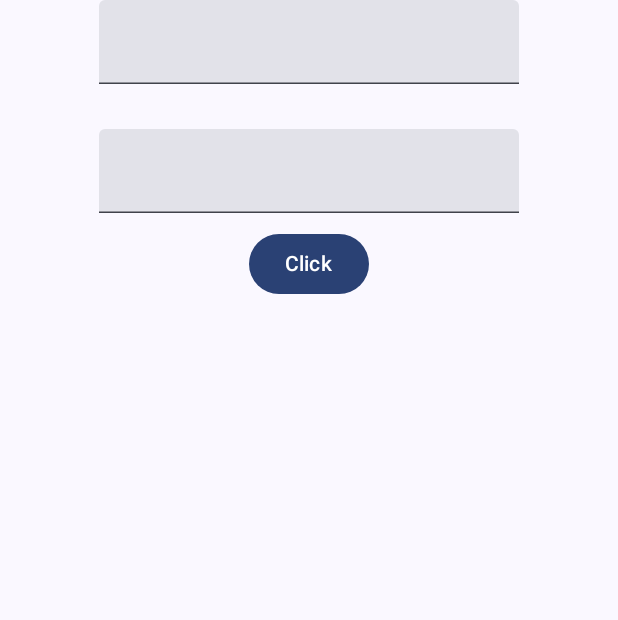
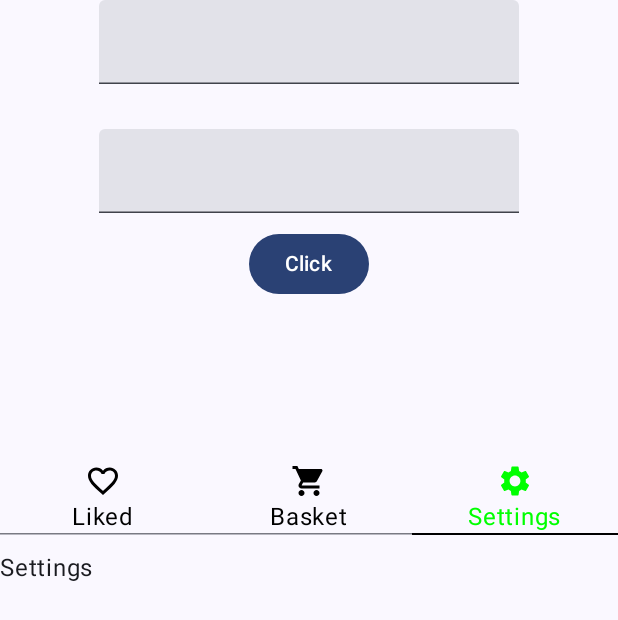
Before and after one commit to ulan-abikhan/retrofit-example, an Android app built with Jetpack Compose: the screen it shows after launch (MainActivity), on a phone screen of 412 x 824 dp. Shown: the top 620 px of the screen. Run offline under Robolectric (Android 15) with nearby library versions, the light colour scheme and no system bars; pictures from the network do not load.

Commit message:
TabRow with indicator

```diff
--- a/app/build.gradle.kts
+++ b/app/build.gradle.kts
@@ -58,7 +58,7 @@ dependencies {
     implementation("androidx.compose.ui:ui")
     implementation("androidx.compose.ui:ui-graphics")
     implementation("androidx.compose.ui:ui-tooling-preview")
-    implementation("androidx.compose.material3:material3")
+    implementation("androidx.compose.material3:material3:1.2.0")
     testImplementation("junit:junit:4.13.2")
     androidTestImplementation("androidx.test.ext:junit:1.1.5")
     androidTestImplementation("androidx.test.espresso:espresso-core:3.5.1")
--- a/app/src/main/AndroidManifest.xml
+++ b/app/src/main/AndroidManifest.xml
@@ -15,9 +15,8 @@
         android:theme="@style/Theme.RestApp"
         tools:targetApi="31">
         <activity
-            android:name=".MainActivity"
+            android:name=".ui.MainActivity"
             android:exported="true"
-            android:label="@string/app_name"
             android:theme="@style/Theme.RestApp">
             <intent-filter>
                 <action android:name="android.intent.action.MAIN" />
--- a/app/src/main/java/kz/udev/restapp/Constants.kt
+++ b/app/src/main/java/kz/udev/restapp/core/util/Constants.kt
@@ -1,4 +1,4 @@
-package kz.udev.restapp
+package kz.udev.restapp.core.util
 
 object Constants {
 
--- /dev/null
+++ b/app/src/main/java/kz/udev/restapp/data/remote/retofit/RetrofitInstance.kt
@@ -0,0 +1,69 @@
+package kz.udev.restapp.data.remote.retofit
+
+import kz.udev.restapp.core.util.Constants
+import kz.udev.restapp.data.remote.service.DummyService
+import okhttp3.OkHttpClient
+import okhttp3.logging.HttpLoggingInterceptor
+import retrofit2.Retrofit
+import retrofit2.converter.gson.GsonConverterFactory
+
+class RetrofitInstance {
+
+    private var retrofitInstance: Retrofit? = null
+
+    var dummyService: DummyService? = null
+        private set
+
+    init {
+        if (retrofitInstance == null || dummyService == null) {
+
+            val logging = HttpLoggingInterceptor()
+
+            logging.level = HttpLoggingInterceptor.Level.BODY
+
+            val client = OkHttpClient
+                .Builder()
+                .addInterceptor(logging)
+                .build()
+
+            retrofitInstance = Retrofit
+                .Builder()
+                .client(client)
+                .baseUrl(Constants.dummyJsonBaseUrl)
+                .addConverterFactory(GsonConverterFactory.create())
+                .build()
+
+            dummyService = retrofitInstance?.create(DummyService::class.java)
+        }
+
+    }
+
+
+//    private fun dummyService(): DummyService {
+//        if (retrofitInstance == null || dummyService == null) {
+//
+//            val logging = HttpLoggingInterceptor()
+//
+//            logging.level = HttpLoggingInterceptor.Level.BODY
+//
+//            val client = OkHttpClient
+//                .Builder()
+//                .addInterceptor(logging)
+//                .build()
+//
+//            retrofitInstance = Retrofit
+//                .Builder()
+//                .client(client)
+//                .baseUrl(Constants.dummyJsonBaseUrl)
+//                .addConverterFactory(GsonConverterFactory.create())
+//                .build()
+//
+//            dummyService = retrofitInstance?.create(DummyService::class.java)
+//        }
+//
+//        return dummyService!!
+//    }
+
+
+
+}
--- a/app/src/main/java/kz/udev/restapp/DummyService.kt
+++ b/app/src/main/java/kz/udev/restapp/data/remote/service/DummyService.kt
@@ -1,5 +1,9 @@
-package kz.udev.restapp
+package kz.udev.restapp.data.remote.service
 
+import kz.udev.restapp.data.remote.dto.response.Product
+import kz.udev.restapp.data.remote.dto.response.ProductsResponse
+import kz.udev.restapp.data.remote.dto.body.LoginBody
+import kz.udev.restapp.data.remote.dto.body.LoginResponse
 import retrofit2.http.Body
 import retrofit2.http.GET
 import retrofit2.http.Header
--- /dev/null
+++ b/app/src/main/java/kz/udev/restapp/ui/components/TabLayout.kt
@@ -0,0 +1,81 @@
+package kz.udev.restapp.ui.components
+
+import androidx.compose.foundation.ExperimentalFoundationApi
+import androidx.compose.foundation.pager.HorizontalPager
+import androidx.compose.foundation.pager.rememberPagerState
+import androidx.compose.material.icons.Icons
+import androidx.compose.material.icons.filled.FavoriteBorder
+import androidx.compose.material.icons.filled.Settings
+import androidx.compose.material.icons.filled.ShoppingCart
+import androidx.compose.material3.Icon
+import androidx.compose.material3.Tab
+import androidx.compose.material3.TabRow
+import androidx.compose.material3.TabRowDefaults
+import androidx.compose.material3.TabRowDefaults.tabIndicatorOffset
+import androidx.compose.material3.Text
+import androidx.compose.runtime.Composable
+import androidx.compose.runtime.rememberCoroutineScope
+import androidx.compose.ui.Modifier
+import androidx.compose.ui.graphics.Color
+import androidx.compose.ui.graphics.vector.ImageVector
+import androidx.compose.ui.unit.dp
+import kotlinx.coroutines.launch
+
+@OptIn(ExperimentalFoundationApi::class)
+@Composable
+fun TabLayout(
+
+) {
+
+    val coroutineScope = rememberCoroutineScope()
+
+    val pages = listOf(
+        OneTab("Liked", Icons.Default.FavoriteBorder),
+        OneTab("Basket", Icons.Default.ShoppingCart),
+        OneTab("Settings", Icons.Default.Settings)
+    )
+
+    val pagerState = rememberPagerState(initialPage = 2) {
+        pages.size
+    }
+
+    TabRow(
+        selectedTabIndex = pagerState.currentPage,
+        contentColor = Color.Black,
+        indicator = {
+            TabRowDefaults.SecondaryIndicator(
+                Modifier.tabIndicatorOffset(it[pagerState.currentPage]),
+                color = Color.Black,
+                height = 1.dp
+            )
+        },
+    ) {
+
+        pages.forEachIndexed { index, item ->
+            Tab(
+                selected = pagerState.currentPage == index,
+                onClick = {
+                    coroutineScope.launch {
+                        pagerState.animateScrollToPage(index)
+                    }
+                },
+                selectedContentColor = Color.Green,
+                unselectedContentColor = Color.Black
+            ) {
+                Icon(imageVector = item.imageVector, contentDescription = null)
+
+                Text(text = item.text)
+            }
+        }
+    }
+
+    HorizontalPager(state = pagerState) {
+        Text(text = pages[it].text)
+    }
+
+}
+
+data class OneTab(
+    val text: String,
+    val imageVector: ImageVector
+)
```
Also changed, not shown: app/src/main/java/kz/udev/restapp/ProductsResponse.kt (deleted, +0 -8 lines), app/src/main/java/kz/udev/restapp/core/util/Resource.kt (added, +14 -0 lines), app/src/main/java/kz/udev/restapp/data/remote/dto/body/LoginBody.kt (renamed from app/src/main/java/kz/udev/restapp/LoginBody.kt, +10 -2 lines), app/src/main/java/kz/udev/restapp/data/remote/dto/response/ProductsResponse.kt (renamed from app/src/main/java/kz/udev/restapp/Product.kt, +8 -1 lines), app/src/main/java/kz/udev/restapp/data/repository/DummyRepository.kt (added, +15 -0 lines), app/src/main/java/kz/udev/restapp/domain/model/User.kt (added, +9 -0 lines), app/src/main/java/kz/udev/restapp/domain/use_case/LoginUseCase.kt (added, +40 -0 lines), app/src/main/java/kz/udev/restapp/ui/MainActivity.kt (renamed from app/src/main/java/kz/udev/restapp/MainActivity.kt, +17 -38 lines), app/src/main/java/kz/udev/restapp/ui/state/LoginState.kt (added, +9 -0 lines), app/src/main/java/kz/udev/restapp/ui/viewmodel/LoginViewModel.kt (added, +48 -0 lines).
